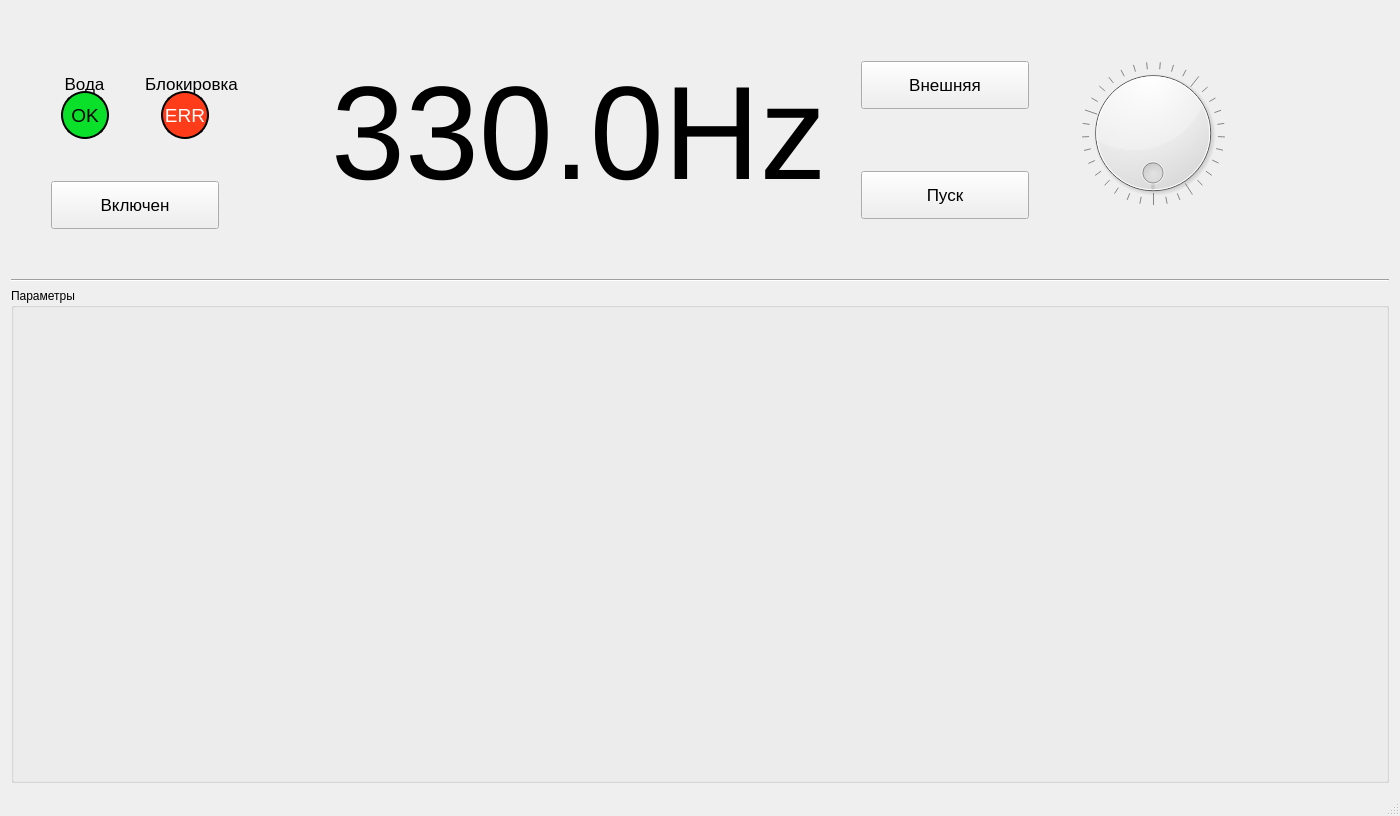
This is mainwindow.ui in IlyaZh/FEDAL-gui as Qt 5 draws it before an edit. The edited form follows.
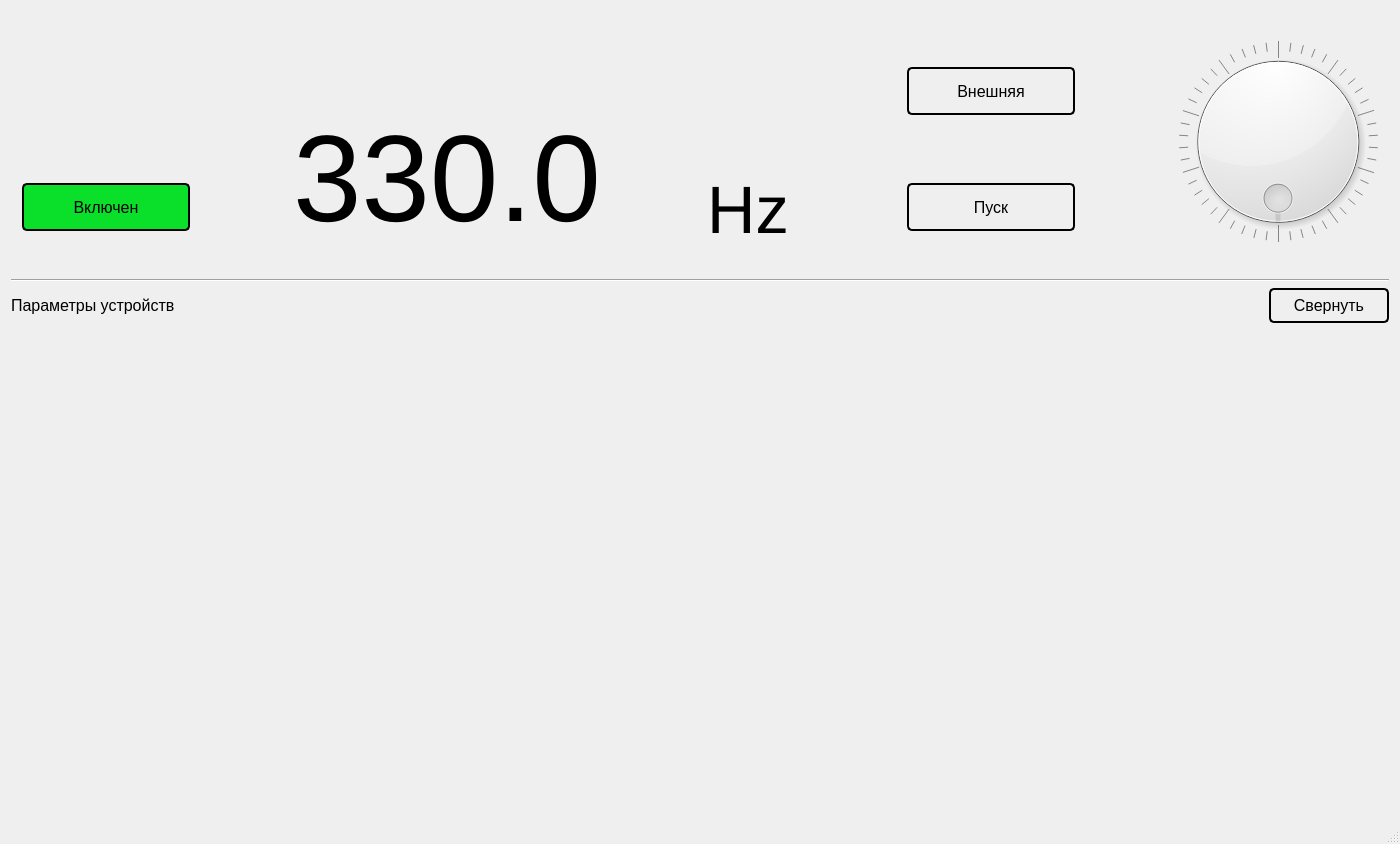
This is the edited form.

```diff
--- a/mainwindow.ui
+++ b/mainwindow.ui
@@ -7,45 +7,64 @@
     <x>0</x>
     <y>0</y>
     <width>1400</width>
-    <height>816</height>
+    <height>844</height>
    </rect>
   </property>
+  <property name="sizePolicy">
+   <sizepolicy hsizetype="Maximum" vsizetype="Maximum">
+    <horstretch>0</horstretch>
+    <verstretch>0</verstretch>
+   </sizepolicy>
+  </property>
   <property name="minimumSize">
    <size>
     <width>1400</width>
-    <height>816</height>
+    <height>0</height>
    </size>
   </property>
+  <property name="font">
+   <font>
+    <pointsize>10</pointsize>
+   </font>
+  </property>
   <property name="windowTitle">
    <string>MainWindow</string>
   </property>
+  <property name="styleSheet">
+   <string notr="true">QPushButton {
+	border: 2px solid #000;
+	border-radius: 5px;
+}</string>
+  </property>
   <widget class="QWidget" name="centralWidget">
+   <property name="sizePolicy">
+    <sizepolicy hsizetype="Preferred" vsizetype="Maximum">
+     <horstretch>0</horstretch>
+     <verstretch>0</verstretch>
+    </sizepolicy>
+   </property>
    <layout class="QGridLayout" name="gridLayout">
-    <item row="1" column="0">
+    <item row="1" column="0" colspan="2">
      <widget class="Line" name="line">
+      <property name="sizePolicy">
+       <sizepolicy hsizetype="MinimumExpanding" vsizetype="Fixed">
+        <horstretch>0</horstretch>
+        <verstretch>0</verstretch>
+       </sizepolicy>
+      </property>
       <property name="orientation">
        <enum>Qt::Horizontal</enum>
       </property>
      </widget>
     </item>
-    <item row="2" column="0">
-     <widget class="QGroupBox" name="groupBox">
-      <property name="minimumSize">
-       <size>
-        <width>0</width>
-        <height>480</height>
-       </size>
+    <item row="0" column="0" colspan="2">
+     <widget class="QWidget" name="controlWidget" native="true">
+      <property name="sizePolicy">
+       <sizepolicy hsizetype="MinimumExpanding" vsizetype="Preferred">
+        <horstretch>0</horstretch>
+        <verstretch>0</verstretch>
+       </sizepolicy>
       </property>
-      <property name="title">
-       <string>Параметры</string>
-      </property>
-      <property name="checkable">
-       <bool>false</bool>
-      </property>
-     </widget>
-    </item>
-    <item row="0" column="0">
-     <widget class="QWidget" name="widget" native="true">
       <property name="minimumSize">
        <size>
         <width>0</width>
@@ -64,164 +83,23 @@
        </font>
       </property>
       <property name="styleSheet">
-       <string notr="true"/>
-      </property>
-      <widget class="QLabel" name="label">
-       <property name="geometry">
-        <rect>
-         <x>50</x>
-         <y>60</y>
-         <width>47</width>
-         <height>25</height>
-        </rect>
-       </property>
-       <property name="minimumSize">
-        <size>
-         <width>0</width>
-         <height>25</height>
-        </size>
-       </property>
-       <property name="text">
-        <string>Вода</string>
-       </property>
-       <property name="alignment">
-        <set>Qt::AlignCenter</set>
-       </property>
-      </widget>
-      <widget class="QLabel" name="label_2">
-       <property name="geometry">
-        <rect>
-         <x>130</x>
-         <y>60</y>
-         <width>101</width>
-         <height>25</height>
-        </rect>
-       </property>
-       <property name="minimumSize">
-        <size>
-         <width>0</width>
-         <height>25</height>
-        </size>
-       </property>
-       <property name="text">
-        <string>Блокировка</string>
-       </property>
-       <property name="alignment">
-        <set>Qt::AlignCenter</set>
-       </property>
-      </widget>
-      <widget class="QLabel" name="label_3">
-       <property name="geometry">
-        <rect>
-         <x>50</x>
-         <y>80</y>
-         <width>48</width>
-         <height>48</height>
-        </rect>
-       </property>
-       <property name="minimumSize">
-        <size>
-         <width>48</width>
-         <height>48</height>
-        </size>
-       </property>
-       <property name="maximumSize">
-        <size>
-         <width>48</width>
-         <height>48</height>
-        </size>
-       </property>
-       <property name="font">
-        <font>
-         <pointsize>14</pointsize>
-        </font>
-       </property>
-       <property name="styleSheet">
-        <string notr="true">QLabel {
-	background: rgb(10, 223, 42);
-	border: 2px solid black;
-	border-radius: 24px;
+       <string notr="true">QPushButton {
+	border: 2px solid #000;
+	border-radius: 5px;
 }</string>
        </property>
-       <property name="text">
-        <string>OK</string>
-       </property>
-       <property name="alignment">
-        <set>Qt::AlignCenter</set>
-       </property>
-      </widget>
-      <widget class="QLabel" name="label_4">
-       <property name="geometry">
-        <rect>
-         <x>150</x>
-         <y>80</y>
-         <width>48</width>
-         <height>48</height>
-        </rect>
-       </property>
-       <property name="minimumSize">
-        <size>
-         <width>48</width>
-         <height>48</height>
-        </size>
-       </property>
-       <property name="maximumSize">
-        <size>
-         <width>48</width>
-         <height>48</height>
-        </size>
-       </property>
-       <property name="font">
-        <font>
-         <pointsize>14</pointsize>
-        </font>
-       </property>
-       <property name="styleSheet">
-        <string notr="true">QLabel {
-	color: #fff;
-	background-color: rgb(255, 60, 26);
-	border: 2px solid black;
-	border-radius: 24px;
-}</string>
-       </property>
-       <property name="text">
-        <string>ERR</string>
-       </property>
-       <property name="alignment">
-        <set>Qt::AlignCenter</set>
-       </property>
-      </widget>
-      <widget class="QPushButton" name="pushButton">
-       <property name="geometry">
-        <rect>
-         <x>40</x>
-         <y>170</y>
-         <width>168</width>
-         <height>48</height>
-        </rect>
-       </property>
-       <property name="minimumSize">
-        <size>
-         <width>168</width>
-         <height>48</height>
-        </size>
-       </property>
-       <property name="text">
-        <string>Включен</string>
-       </property>
-      </widget>
+      <layout class="QGridLayout" name="gridLayout_4">
+       <item row="0" column="4" rowspan="2">
       <widget class="QLabel" name="label_5">
-       <property name="geometry">
-        <rect>
-         <x>320</x>
-         <y>50</y>
-         <width>504</width>
-         <height>144</height>
-        </rect>
+         <property name="sizePolicy">
+          <sizepolicy hsizetype="Minimum" vsizetype="Minimum">
+           <horstretch>0</horstretch>
+           <verstretch>0</verstretch>
+          </sizepolicy>
        </property>
        <property name="minimumSize">
         <size>
-         <width>504</width>
+           <width>408</width>
          <height>144</height>
         </size>
        </property>
@@ -233,22 +111,137 @@
        </property>
        <property name="font">
         <font>
-         <pointsize>100</pointsize>
+           <pointsize>92</pointsize>
         </font>
        </property>
        <property name="text">
-        <string>330.0Hz</string>
-       </property>
-      </widget>
-      <widget class="QPushButton" name="pushButton_2">
-       <property name="geometry">
-        <rect>
-         <x>850</x>
-         <y>50</y>
+          <string>330.0</string>
+         </property>
+         <property name="alignment">
+          <set>Qt::AlignBottom|Qt::AlignLeading|Qt::AlignLeft</set>
+         </property>
+        </widget>
+       </item>
+       <item row="0" column="5" rowspan="2">
+        <widget class="QLabel" name="label_6">
+         <property name="sizePolicy">
+          <sizepolicy hsizetype="Minimum" vsizetype="Minimum">
+           <horstretch>0</horstretch>
+           <verstretch>0</verstretch>
+          </sizepolicy>
+         </property>
+         <property name="minimumSize">
+          <size>
+           <width>96</width>
+           <height>144</height>
+          </size>
+         </property>
+         <property name="font">
+          <font>
+           <pointsize>50</pointsize>
+          </font>
+         </property>
+         <property name="text">
+          <string>Hz</string>
+         </property>
+         <property name="alignment">
+          <set>Qt::AlignBottom|Qt::AlignLeading|Qt::AlignLeft</set>
+         </property>
+        </widget>
+       </item>
+       <item row="0" column="2" rowspan="2">
+        <spacer name="horizontalSpacer_5">
+         <property name="orientation">
+          <enum>Qt::Horizontal</enum>
+         </property>
+         <property name="sizeHint" stdset="0">
+          <size>
+           <width>40</width>
+           <height>20</height>
+          </size>
+         </property>
+        </spacer>
+       </item>
+       <item row="0" column="6" rowspan="2">
+        <spacer name="horizontalSpacer_6">
+         <property name="orientation">
+          <enum>Qt::Horizontal</enum>
+         </property>
+         <property name="sizeHint" stdset="0">
+          <size>
+           <width>40</width>
+           <height>20</height>
+          </size>
+         </property>
+        </spacer>
+       </item>
+       <item row="0" column="0">
+        <widget class="QWidget" name="waterWidget" native="true">
+         <property name="maximumSize">
+          <size>
+           <width>130</width>
+           <height>105</height>
+          </size>
+         </property>
+         <layout class="QGridLayout" name="gridLayout_3"/>
+        </widget>
+       </item>
+       <item row="1" column="0" colspan="2">
+        <widget class="QPushButton" name="onOffButton">
+         <property name="minimumSize">
+          <size>
          <width>168</width>
          <height>48</height>
-        </rect>
-       </property>
+          </size>
+         </property>
+         <property name="font">
+          <font>
+           <pointsize>12</pointsize>
+          </font>
+         </property>
+         <property name="styleSheet">
+          <string notr="true">QPushButton {
+	background-color: rgb(255, 60, 26);
+	color: #fff;
+	border: 2px solid #000;
+	border-radius: 5px;
+}
+
+QPushButton:checked {
+	color: #000;
+	background: rgb(10, 223, 42);
+}</string>
+         </property>
+         <property name="text">
+          <string>Включен</string>
+         </property>
+         <property name="checkable">
+          <bool>true</bool>
+         </property>
+         <property name="checked">
+          <bool>true</bool>
+         </property>
+        </widget>
+       </item>
+       <item row="0" column="1">
+        <widget class="QWidget" name="blockWidget" native="true">
+         <property name="sizePolicy">
+          <sizepolicy hsizetype="Preferred" vsizetype="Maximum">
+           <horstretch>0</horstretch>
+           <verstretch>0</verstretch>
+          </sizepolicy>
+         </property>
+         <property name="maximumSize">
+          <size>
+           <width>130</width>
+           <height>105</height>
+          </size>
+         </property>
+         <layout class="QGridLayout" name="gridLayout_2"/>
+        </widget>
+       </item>
+       <item row="0" column="7">
+        <widget class="QPushButton" name="extIntButton">
        <property name="minimumSize">
         <size>
          <width>168</width>
@@ -261,42 +254,49 @@
          <height>48</height>
         </size>
        </property>
+         <property name="font">
+          <font>
+           <pointsize>12</pointsize>
+          </font>
+         </property>
+         <property name="styleSheet">
+          <string notr="true">QPushButton {
+	border: 2px solid #000;
+	border-radius: 5px;
+}</string>
+         </property>
        <property name="text">
         <string>Внешняя</string>
        </property>
       </widget>
-      <widget class="QPushButton" name="pushButton_3">
-       <property name="geometry">
-        <rect>
-         <x>850</x>
-         <y>160</y>
-         <width>168</width>
-         <height>48</height>
-        </rect>
-       </property>
+       </item>
+       <item row="1" column="7">
+        <widget class="QPushButton" name="startStopButton">
        <property name="minimumSize">
         <size>
          <width>168</width>
          <height>48</height>
         </size>
        </property>
+         <property name="font">
+          <font>
+           <pointsize>12</pointsize>
+          </font>
+         </property>
+         <property name="styleSheet">
+          <string notr="true"/>
+         </property>
        <property name="text">
         <string>Пуск</string>
        </property>
       </widget>
+       </item>
+       <item row="0" column="9" rowspan="2">
       <widget class="QDial" name="dial">
-       <property name="geometry">
-        <rect>
-         <x>1070</x>
-         <y>50</y>
-         <width>144</width>
-         <height>144</height>
-        </rect>
-       </property>
        <property name="minimumSize">
         <size>
-         <width>144</width>
-         <height>144</height>
+           <width>200</width>
+           <height>200</height>
         </size>
        </property>
        <property name="wrapping">
@@ -309,19 +309,82 @@
         <bool>true</bool>
        </property>
       </widget>
-     </widget>
-    </item>
-   </layout>
-  </widget>
-  <widget class="QMenuBar" name="menuBar">
-   <property name="geometry">
-    <rect>
-     <x>0</x>
-     <y>0</y>
-     <width>1400</width>
-     <height>21</height>
-    </rect>
-   </property>
+       </item>
+       <item row="0" column="8" rowspan="2">
+        <spacer name="horizontalSpacer_7">
+         <property name="orientation">
+          <enum>Qt::Horizontal</enum>
+         </property>
+         <property name="sizeHint" stdset="0">
+          <size>
+           <width>40</width>
+           <height>20</height>
+          </size>
+         </property>
+        </spacer>
+       </item>
+      </layout>
+     </widget>
+    </item>
+    <item row="3" column="0" colspan="2">
+     <widget class="QWidget" name="parameterWidget" native="true">
+      <property name="sizePolicy">
+       <sizepolicy hsizetype="MinimumExpanding" vsizetype="Preferred">
+        <horstretch>0</horstretch>
+        <verstretch>0</verstretch>
+       </sizepolicy>
+      </property>
+      <property name="minimumSize">
+       <size>
+        <width>0</width>
+        <height>480</height>
+       </size>
+      </property>
+     </widget>
+    </item>
+    <item row="2" column="1">
+     <widget class="QPushButton" name="toogleParametersButton">
+      <property name="sizePolicy">
+       <sizepolicy hsizetype="Maximum" vsizetype="Fixed">
+        <horstretch>0</horstretch>
+        <verstretch>0</verstretch>
+       </sizepolicy>
+      </property>
+      <property name="minimumSize">
+       <size>
+        <width>120</width>
+        <height>35</height>
+       </size>
+      </property>
+      <property name="font">
+       <font>
+        <pointsize>12</pointsize>
+       </font>
+      </property>
+      <property name="text">
+       <string>Свернуть</string>
+      </property>
+      <property name="checkable">
+       <bool>true</bool>
+      </property>
+      <property name="checked">
+       <bool>true</bool>
+      </property>
+     </widget>
+    </item>
+    <item row="2" column="0">
+     <widget class="QLabel" name="label_3">
+      <property name="font">
+       <font>
+        <pointsize>12</pointsize>
+       </font>
+      </property>
+      <property name="text">
+       <string>Параметры устройств</string>
+      </property>
+     </widget>
+    </item>
+   </layout>
   </widget>
   <widget class="QStatusBar" name="statusBar"/>
  </widget>
```
Lines whose indentation alone changed are shown as unchanged.
